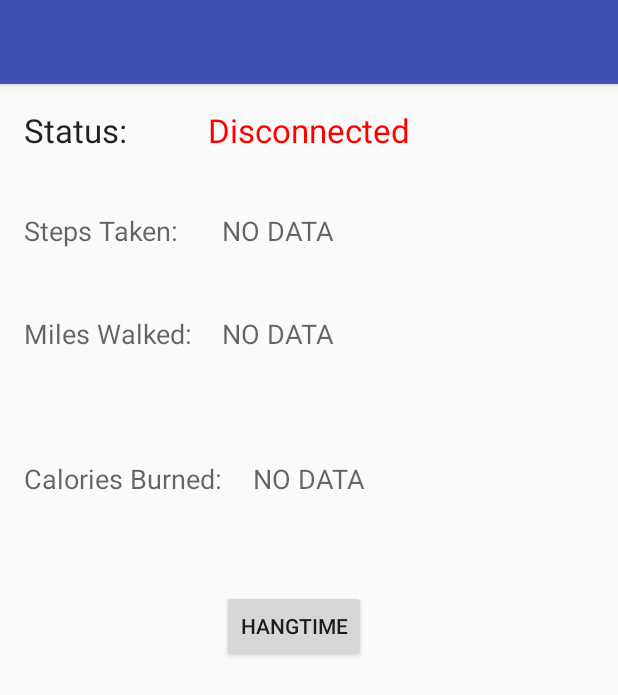
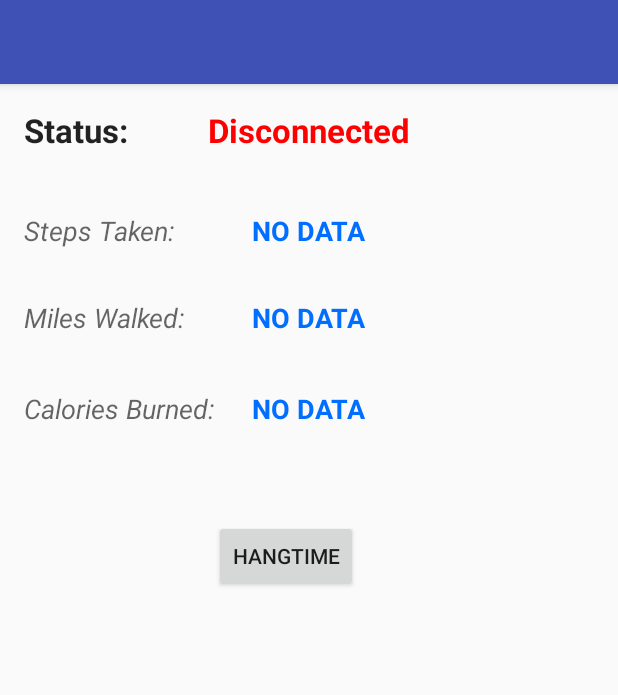
Before and after one commit to dyay108/SoleBLE, an Android app: the screen it shows after launch (DeviceControlActivity), on a phone screen of 412 x 824 dp. Shown: the top 695 px of the screen. Run offline under Robolectric (Android 15) with nearby library versions, the phone set to English and light mode, and no system bars; 3 statements that could not run were skipped.

Commit message:
BETA Changed layout appearance

```diff
--- a/app/src/main/res/layout/content_device_control.xml
+++ b/app/src/main/res/layout/content_device_control.xml
@@ -26,7 +26,8 @@
         android:text="Status:"
         android:id="@+id/textView"
         android:layout_alignParentTop="true"
-        android:layout_alignParentStart="true" />
+        android:layout_alignParentStart="true"
+        android:textStyle="bold" />
 
     <TextView
         android:layout_width="wrap_content"
@@ -36,7 +37,8 @@
         android:id="@+id/connection_state"
         android:layout_alignParentTop="true"
         android:layout_centerHorizontal="true"
-        android:textColor="#ff0000" />
+        android:textColor="#ff0000"
+        android:textStyle="normal|bold" />
 
     <TextView
         android:layout_width="wrap_content"
@@ -46,7 +48,8 @@
         android:id="@+id/textView3"
         android:layout_marginTop="40dp"
         android:layout_alignParentStart="true"
-        android:layout_below="@+id/connection_state" />
+        android:layout_below="@+id/connection_state"
+        android:textStyle="italic" />
 
     <TextView
         android:layout_width="wrap_content"
@@ -54,9 +57,10 @@
         android:textAppearance="?android:attr/textAppearanceMedium"
         android:text="Miles Walked:"
         android:id="@+id/textView4"
-        android:layout_marginTop="44dp"
+        android:layout_marginTop="33dp"
         android:layout_below="@+id/textView3"
-        android:layout_alignParentStart="true" />
+        android:layout_alignParentStart="true"
+        android:textStyle="italic" />
 
     <TextView
         android:layout_width="wrap_content"
@@ -64,9 +68,10 @@
         android:textAppearance="?android:attr/textAppearanceMedium"
         android:text="Calories Burned:"
         android:id="@+id/textView5"
-        android:layout_marginTop="72dp"
+        android:layout_marginTop="36dp"
         android:layout_below="@+id/textView4"
-        android:layout_alignParentStart="true" />
+        android:layout_alignParentStart="true"
+        android:textStyle="italic" />
 
     <Button
         android:layout_width="wrap_content"
@@ -82,9 +87,11 @@
         android:layout_height="wrap_content"
         android:textAppearance="?android:attr/textAppearanceMedium"
         android:id="@+id/data"
-        android:layout_alignBottom="@+id/textView3"
-        android:layout_alignStart="@+id/button"
-        android:text="NO DATA" />
+        android:text="NO DATA"
+        android:layout_above="@+id/textView4"
+        android:layout_centerHorizontal="true"
+        android:textColor="#006fff"
+        android:textStyle="bold" />
 
     <TextView
         android:layout_width="wrap_content"
@@ -93,7 +100,9 @@
         android:text="NO DATA"
         android:id="@+id/miles"
         android:layout_alignTop="@+id/textView4"
-        android:layout_alignStart="@+id/data" />
+        android:layout_centerHorizontal="true"
+        android:textColor="#006fff"
+        android:textStyle="bold" />
 
     <TextView
         android:layout_width="wrap_content"
@@ -101,7 +110,9 @@
         android:textAppearance="?android:attr/textAppearanceMedium"
         android:text="NO DATA"
         android:id="@+id/kcal"
-        android:layout_above="@+id/button"
-        android:layout_centerHorizontal="true" />
+        android:layout_alignTop="@+id/textView5"
+        android:layout_centerHorizontal="true"
+        android:textColor="#006fff"
+        android:textStyle="bold" />
 
 </RelativeLayout>
```
